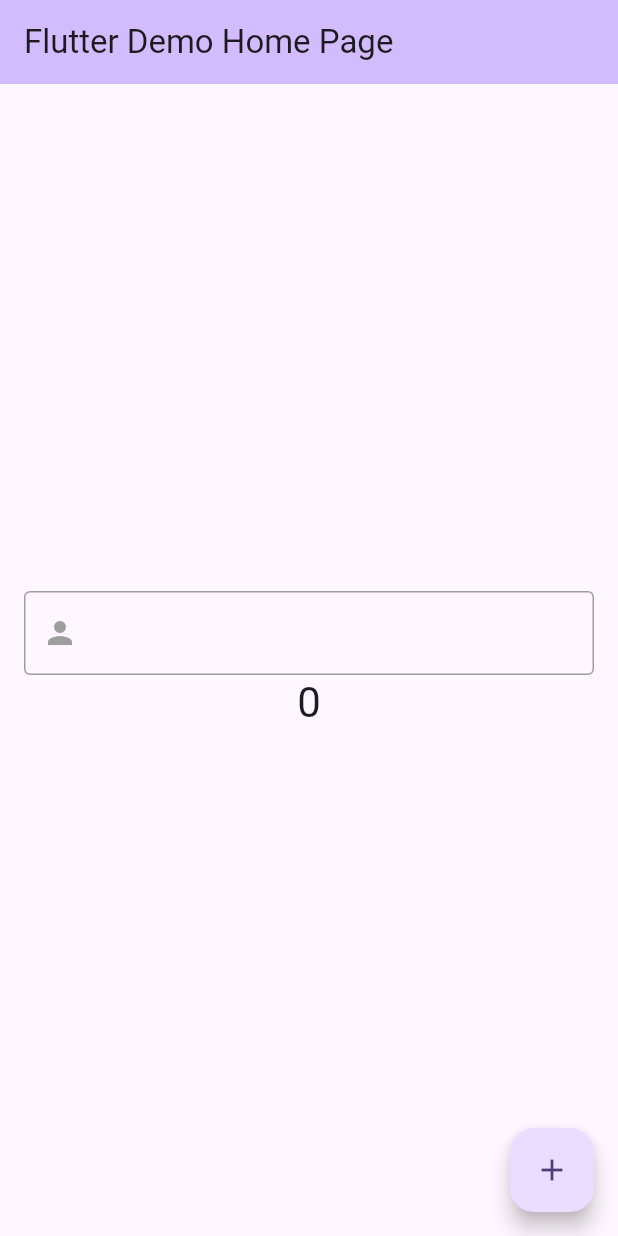
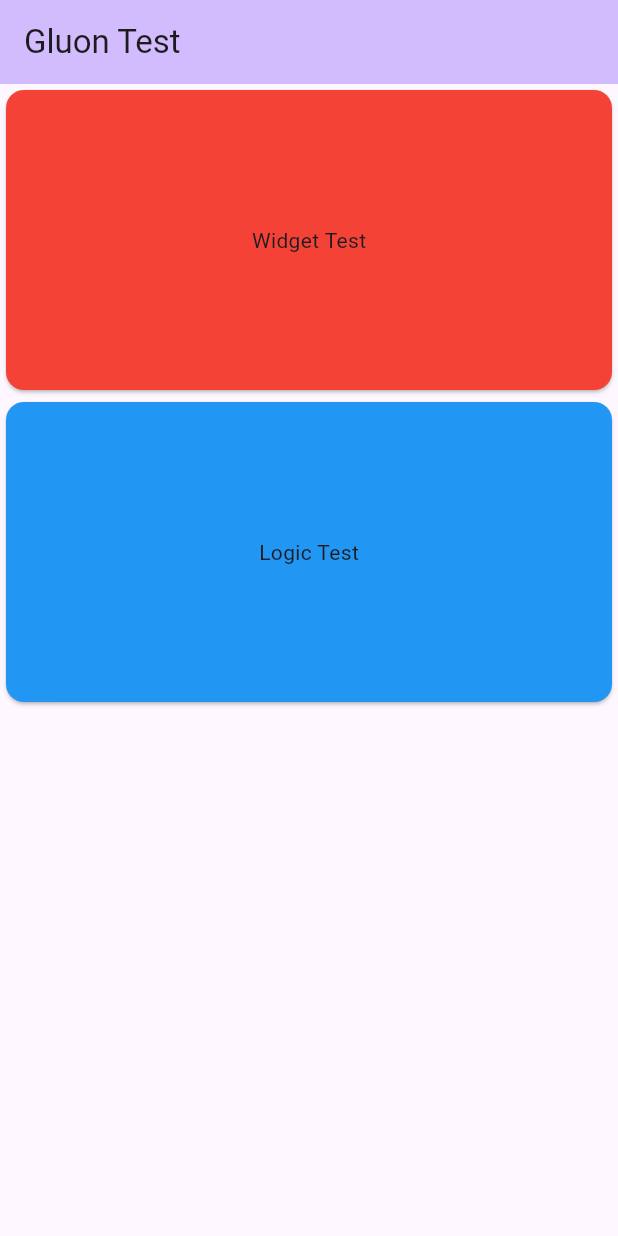
Before and after one commit to Suzaku10/gluon, a Flutter app: the screen it shows after launch, on a phone screen of 412 x 824 dp. Run offline on Flutter 3.47's test engine with Material 2 defaults, Android fonts, the phone set to English and light mode, and no system bars.

```diff
--- a/lib/main.dart
+++ b/lib/main.dart
@@ -1,5 +1,7 @@
 import 'package:flutter/material.dart';
-import 'package:gluon/presentation/components/custom_text_field.dart';
+import 'package:gluon/presentation/logic_test_page.dart';
+import 'package:gluon/presentation/widget_test_page.dart';
+import 'package:gluon/utils/convert.dart';
 
 void main() {
   runApp(const MyApp());
@@ -16,7 +18,8 @@ class MyApp extends StatelessWidget {
         colorScheme: ColorScheme.fromSeed(seedColor: Colors.deepPurple),
         useMaterial3: true,
       ),
-      home: const MyHomePage(title: 'Flutter Demo Home Page'),
+      debugShowCheckedModeBanner: false,
+      home: const MyHomePage(title: 'Gluon Test'),
     );
   }
 }
@@ -31,18 +34,9 @@ class MyHomePage extends StatefulWidget {
 }
 
 class _MyHomePageState extends State<MyHomePage> {
-  int _counter = 0;
-  TextEditingController controller = TextEditingController();
-  final _key = GlobalKey<FormState>();
-  final tooltipKey = GlobalKey<TooltipState>();
-
   @override
   void initState() {
     super.initState();
-  }
-
-  void _incrementCounter() {
-    print(_key.currentState?.validate());
   }
 
   @override
@@ -52,39 +46,32 @@ class _MyHomePageState extends State<MyHomePage> {
         backgroundColor: Theme.of(context).colorScheme.inversePrimary,
         title: Text(widget.title),
       ),
-      body: Center(
+      body: SingleChildScrollView(
         child: Column(
-          mainAxisAlignment: MainAxisAlignment.center,
-          children: <Widget>[
-            Padding(
-              padding: const EdgeInsets.symmetric(horizontal: 16),
-              child: Form(
-                key: _key,
-                child: CustomTextField(
-                  controller: controller,
-                  title: 'Username',
-                  tooltipKey: tooltipKey,
-                  validator: (value) {
-                    if (value == null || value.isEmpty) {
-                      return true;
-                    } else {
-                      return false;
-                    }
-                  },
+          crossAxisAlignment: CrossAxisAlignment.start,
+          children: [
+            InkWell(
+              onTap: () => Navigator.of(context).push(MaterialPageRoute(builder: (_) => WidgetTestPage(title: widget.title))),
+              child: const Card(
+                color: Colors.red,
+                child: SizedBox(
+                  height: 200,
+                  child: Center(child: Text('Widget Test')),
                 ),
               ),
             ),
-            Text(
-              '$_counter',
-              style: Theme.of(context).textTheme.headlineMedium,
+            InkWell(
+              onTap: () => Navigator.of(context).push(MaterialPageRoute(builder: (_) => LogicTestPage(title: widget.title))),
+              child: const Card(
+                color: Colors.blue,
+                child: SizedBox(
+                  height: 200,
+                  child: Center(child: Text('Logic Test')),
+                ),
+              ),
             ),
           ],
         ),
-      ),
-      floatingActionButton: FloatingActionButton(
-        onPressed: _incrementCounter,
-        tooltip: 'Increment',
-        child: const Icon(Icons.add),
       ), // This trailing comma makes auto-formatting nicer for build methods.
     );
   }
--- a/lib/presentation/components/custom_text_field.dart
+++ b/lib/presentation/components/custom_text_field.dart
@@ -1,4 +1,5 @@
 import 'package:flutter/material.dart';
+import 'package:flutter/services.dart';
 import 'package:gluon/presentation/components/custom_painter/tooltip_shape_border.dart';
 
 typedef CustomFormFieldValidator<T> = bool Function(T? value);
@@ -8,15 +9,33 @@ class CustomTextField extends StatefulWidget {
   final String title;
   final GlobalKey<TooltipState> tooltipKey;
   final CustomFormFieldValidator validator;
+  final Widget? suffixIcon;
+  final Widget? prefixIcon;
+  final String? hint;
+  final String tooltipMessage;
+  final TextInputType? keyboardType;
+  final bool isReadOnly;
 
-  const CustomTextField({super.key, required this.controller, required this.title, required this.tooltipKey, required this.validator});
+  const CustomTextField({
+    super.key,
+    required this.controller,
+    required this.title,
+    required this.tooltipKey,
+    required this.validator,
+    required this.tooltipMessage,
+    this.suffixIcon,
+    this.prefixIcon,
+    this.hint,
+    this.keyboardType = TextInputType.text,
+    this.isReadOnly = false,
+  });
 
   @override
   State<CustomTextField> createState() => _CustomTextFieldState();
 }
 
 class _CustomTextFieldState extends State<CustomTextField> {
-  bool hasError = false;
+  bool isShowTooltip = false;
   bool isTooltipOpen = false;
 
   void toggleTooltip() {
@@ -28,9 +47,18 @@ class _CustomTextFieldState extends State<CustomTextField> {
 
   @override
   Widget build(BuildContext context) {
-    return TextFormField(
+    return Column(
+      crossAxisAlignment: CrossAxisAlignment.start,
+      children: [
+        Text(widget.title),
+        TextFormField(
           controller: widget.controller,
+          keyboardType: widget.keyboardType,
+          readOnly: widget.isReadOnly,
+          maxLines: widget.isReadOnly ? null : 1,
+          inputFormatters: [if (widget.keyboardType == const TextInputType.numberWithOptions()) FilteringTextInputFormatter.digitsOnly],
           decoration: InputDecoration(
+            hintText: widget.hint,
             errorStyle: const TextStyle(height: 0),
             enabledBorder: const OutlineInputBorder(
               borderSide: BorderSide(color: Colors.grey),
@@ -44,44 +72,48 @@ class _CustomTextFieldState extends State<CustomTextField> {
             errorBorder: const OutlineInputBorder(
               borderSide: BorderSide(color: Colors.red),
             ),
-        prefixIcon: const Icon(Icons.person, color: Colors.grey),
+            prefixIcon: widget.prefixIcon,
             suffixIcon: Visibility(
-          visible: hasError,
+              visible: isShowTooltip,
               child: GestureDetector(
                 onTap: toggleTooltip,
                 child: Tooltip(
                   key: widget.tooltipKey,
-              message: 'username cannot be empty',
+                  message: widget.tooltipMessage,
                   preferBelow: false,
                   decoration: const ShapeDecoration(
                     shape: TooltipShapeBorder(arrowPosition: 0.87),
                     color: Colors.red, // Background color of the tooltip
                   ),
                   verticalOffset: 30,
-              child: Icon(
+                  child: widget.suffixIcon ??
+                      Icon(
                         Icons.info_rounded,
-                color: hasError ? Colors.red : Colors.grey,
+                        color: isShowTooltip ? Colors.red : Colors.grey,
                       ),
                 ),
               ),
             ),
           ),
-      validator: (value) {
-        if (widget.validator(value)) {
+          validator: (_) {
+            if (widget.validator(widget.controller.text)) {
               setState(() {
-            hasError = true;
+                isShowTooltip = true;
                 isTooltipOpen = true;
               });
-          Future.delayed(const Duration(milliseconds: 15)).then((value) => widget.tooltipKey.currentState!.ensureTooltipVisible());
+              // delayed tooltip show;
+              Future.delayed(const Duration(milliseconds: 15)).then((value) => widget.tooltipKey.currentState?.ensureTooltipVisible());
               return '';
             } else {
               setState(() {
-            hasError = false;
+                isShowTooltip = false;
                 isTooltipOpen = false;
               });
             }
             return null;
           },
+        )
+      ],
     );
   }
 }
```
Also changed, not shown: lib/presentation/logic_test_page.dart (added, +81 -0 lines), lib/presentation/widget_test_page.dart (added, +61 -0 lines), lib/utils/convert.dart (added, +91 -0 lines). Lines whose indentation alone changed are shown as unchanged.
